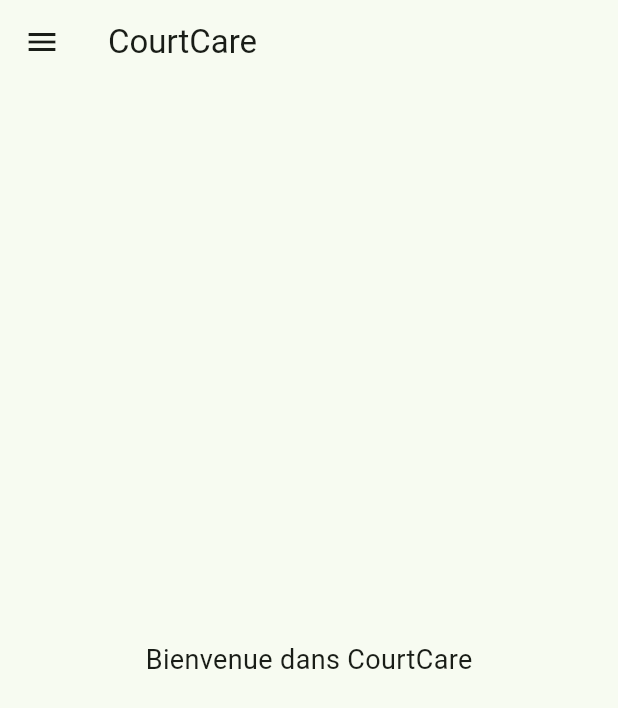
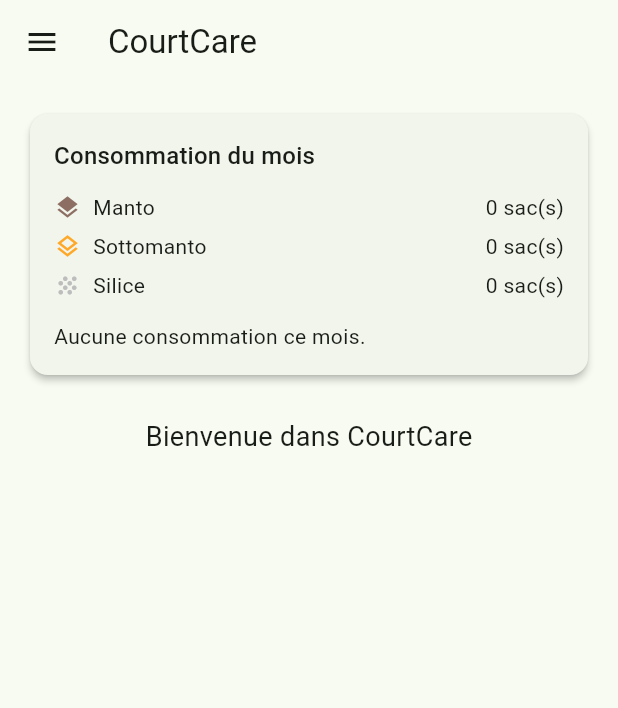
Before and after one commit to Simokes/CourtCare, a Flutter app: the screen it shows after launch, on a phone screen of 412 x 824 dp. Shown: the top 708 px of the screen. Run offline on Flutter 3.47's test engine with Material 3 defaults, Android fonts, the phone set to English and light mode, and no system bars; our stand-ins replace drift, flutter_riverpod; accounts and stored records are empty; generated files the repository leaves out were written again.

Commit message:
Add stats providers for terrain maintenance and refactor date handling utilities

```diff
--- a/lib/presentation/providers/maintenance_provider.dart
+++ b/lib/presentation/providers/maintenance_provider.dart
@@ -3,6 +3,25 @@ import '../../domain/entities/terrain.dart';
 import '../../domain/entities/maintenance.dart';
 import 'database_provider.dart';
 import 'package:court_care/data/database/app_database.dart';
+
+// -------------------------
+// HELPERS
+// -------------------------
+DateTime startOfDay(DateTime d) => DateTime(d.year, d.month, d.day);
+
+DateTime endOfDay(DateTime d) =>
+    DateTime(d.year, d.month, d.day, 23, 59, 59, 999);
+
+DateTime startOfWeek(DateTime d) =>
+    DateTime(d.year, d.month, d.day).subtract(Duration(days: d.weekday - 1));
+DateTime startOfMonth(DateTime d) => DateTime(d.year, d.month, 1);
+
+DateTime endOfMonth(DateTime d) {
+  final firstNextMonth = (d.month == 12)
+      ? DateTime(d.year + 1, 1, 1)
+      : DateTime(d.year, d.month + 1, 1);
+  return firstNextMonth.subtract(const Duration(milliseconds: 1));
+}
 // ============================================================================
 // PROVIDERS GLOBAUX
 // ============================================================================
@@ -37,10 +56,20 @@ final sacsTotalsProvider = StreamProvider.family<
   },
 );
 
+/// Totaux mensuels du mois (tous terrains confondus)
+final monthlyTotalsAllTerrainsProvider =
+    StreamProvider.family<({int manto, int sottomanto, int silice}), DateTime>(
+        (ref, anyDayInMonth) {
+  final db = ref.watch(databaseProvider);
 
+  final start = startOfMonth(anyDayInMonth);
+  final end = endOfMonth(anyDayInMonth);
 
-
-
+  return db.watchSacsTotalsAllTerrains(
+    start: start,
+    end: end,
+  );
+});
 // ============================================================================
 // NOTIFIER
 // ============================================================================
@@ -133,3 +162,20 @@ class MaintenanceNotifier extends StateNotifier<AsyncValue<void>> {
     }
   }
 }
+
+/// Totaux mensuels pour un terrain donné, basés sur la date passée (n'importe quel jour du mois).
+/// Émet immédiatement, puis à chaque changement (insert/update/delete).
+final monthlyTotalsByTerrainProvider = StreamProvider.family<
+    ({int manto, int sottomanto, int silice}),
+    ({int terrainId, DateTime anyDayInMonth})>((ref, params) {
+  final db = ref.watch(databaseProvider);
+
+  final start = startOfMonth(params.anyDayInMonth);
+  final end = endOfMonth(params.anyDayInMonth);
+
+  return db.watchSacsTotals(
+    terrainId: params.terrainId,
+    start: start,
+    end: end,
+  );
+});
--- a/lib/presentation/screens/home_screen.dart
+++ b/lib/presentation/screens/home_screen.dart
@@ -1,11 +1,19 @@
 import 'package:flutter/material.dart';
+import 'package:flutter_riverpod/flutter_riverpod.dart';
 import 'maintenance_screen.dart';
+import '../providers/maintenance_provider.dart'; // <- pour accéder au provider monthly
 
-class HomeScreen extends StatelessWidget {
+class HomeScreen extends ConsumerWidget {
   const HomeScreen({super.key});
 
   @override
-  Widget build(BuildContext context) {
+  Widget build(BuildContext context, WidgetRef ref) {
+    final now = DateTime.now();
+    // clé stable pour tout le mois courant :
+    final monthKey = DateTime(now.year, now.month, 1);
+
+    final monthlyTotals = ref.watch(monthlyTotalsAllTerrainsProvider(monthKey));
+
     return Scaffold(
       appBar: AppBar(title: const Text('CourtCare')),
       drawer: Drawer(
@@ -35,12 +43,99 @@ class HomeScreen extends StatelessWidget {
           ],
         ),
       ),
-      body: const Center(
-        child: Text(
-          'Bienvenue dans CourtCare',
-          style: TextStyle(fontSize: 18),
-        ),
+      body: ListView(
+        padding: const EdgeInsets.all(16),
+        children: [
+          // -------- Carte Totaux du mois (tous terrains) --------
+          Card(
+            elevation: 2,
+            shape:
+                RoundedRectangleBorder(borderRadius: BorderRadius.circular(12)),
+            child: Padding(
+              padding: const EdgeInsets.all(16),
+              child: monthlyTotals.when(
+                loading: () => const LinearProgressIndicator(),
+                error: (e, _) => Column(
+                  crossAxisAlignment: CrossAxisAlignment.start,
+                  children: [
+                    Text('Consommation du mois',
+                        style: Theme.of(context).textTheme.titleMedium),
+                    const SizedBox(height: 8),
+                    Text('Erreur: $e'),
+                  ],
+                ),
+                data: (t) => Column(
+                  crossAxisAlignment: CrossAxisAlignment.start,
+                  children: [
+                    Text('Consommation du mois',
+                        style: Theme.of(context).textTheme.titleMedium),
+                    const SizedBox(height: 12),
+                    _MonthlyRow(
+                        icon: Icons.layers,
+                        label: 'Manto',
+                        value: t.manto,
+                        color: const Color(0xFF8D6E63)),
+                    _MonthlyRow(
+                        icon: Icons.layers_outlined,
+                        label: 'Sottomanto',
+                        value: t.sottomanto,
+                        color: const Color(0xFFFFA726)),
+                    _MonthlyRow(
+                        icon: Icons.grain,
+                        label: 'Silice',
+                        value: t.silice,
+                        color: const Color(0xFFBDBDBD)),
+                    if ((t.manto + t.sottomanto + t.silice) == 0) ...[
+                      const SizedBox(height: 8),
+                      const Text('Aucune consommation ce mois.')
+                    ],
+                  ],
+                ),
+              ),
+            ),
+          ),
+
+          const SizedBox(height: 24),
+
+          const Center(
+            child: Text(
+              'Bienvenue dans CourtCare',
+              style: TextStyle(fontSize: 18),
+            ),
+          ),
+        ],
       ),
     );
   }
 }
+
+class _MonthlyRow extends StatelessWidget {
+  final IconData icon;
+  final String label;
+  final int value;
+  final Color color;
+
+  const _MonthlyRow({
+    required this.icon,
+    required this.label,
+    required this.value,
+    required this.color,
+  });
+
+  @override
+  Widget build(BuildContext context) {
+    return Padding(
+      padding: const EdgeInsets.only(bottom: 6),
+      child: Row(
+        children: [
+          Icon(icon, size: 18, color: color),
+          const SizedBox(width: 8),
+          Expanded(
+              child:
+                  Text(label, style: Theme.of(context).textTheme.bodyMedium)),
+          Text('$value sac(s)', style: Theme.of(context).textTheme.bodyMedium),
+        ],
+      ),
+    );
+  }
+}
```
Also changed, not shown: lib/data/database/app_database.dart (+176 -3 lines), lib/presentation/providers/stats_period_provider.dart (added, +74 -0 lines), lib/presentation/providers/stats_provider.dart (added, +38 -0 lines), lib/presentation/screens/terrain_maintenance_history_screen.dart (+3 -17 lines).
